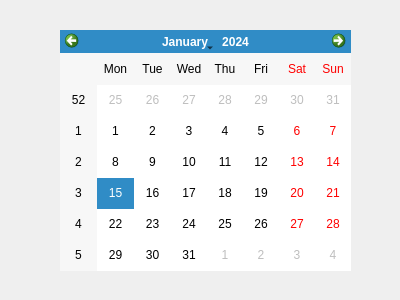
Qt form calan.ui (HediLengliz/Smart_Court_2A25) before a commit.
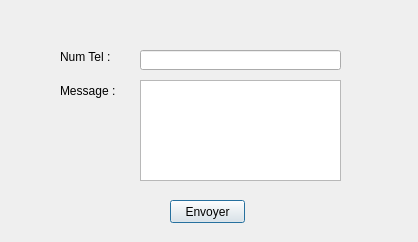
The same form after that commit.

```diff
--- a/calan.ui
+++ b/calan.ui
@@ -6,21 +6,70 @@
    <rect>
     <x>0</x>
     <y>0</y>
-    <width>400</width>
-    <height>300</height>
+    <width>418</width>
+    <height>242</height>
    </rect>
   </property>
   <property name="windowTitle">
    <string>Dialog</string>
   </property>
-  <widget class="QCalendarWidget" name="calendarWidget">
+  <widget class="QTextEdit" name="textEdit">
    <property name="geometry">
     <rect>
+     <x>140</x>
+     <y>80</y>
+     <width>201</width>
+     <height>101</height>
+    </rect>
+   </property>
+  </widget>
+  <widget class="QLineEdit" name="lineEdit_numtel">
+   <property name="geometry">
+    <rect>
+     <x>140</x>
+     <y>50</y>
+     <width>201</width>
+     <height>20</height>
+    </rect>
+   </property>
+  </widget>
+  <widget class="QLabel" name="label">
+   <property name="geometry">
+    <rect>
      <x>60</x>
-     <y>30</y>
-     <width>291</width>
-     <height>241</height>
+     <y>46</y>
+     <width>61</width>
+     <height>21</height>
     </rect>
+   </property>
+   <property name="text">
+    <string>Num Tel :</string>
+   </property>
+  </widget>
+  <widget class="QLabel" name="label_2">
+   <property name="geometry">
+    <rect>
+     <x>60</x>
+     <y>80</y>
+     <width>61</width>
+     <height>21</height>
+    </rect>
+   </property>
+   <property name="text">
+    <string>Message :</string>
+   </property>
+  </widget>
+  <widget class="QPushButton" name="pushButton">
+   <property name="geometry">
+    <rect>
+     <x>170</x>
+     <y>200</y>
+     <width>75</width>
+     <height>23</height>
+    </rect>
+   </property>
+   <property name="text">
+    <string>Envoyer</string>
    </property>
   </widget>
  </widget>
```
